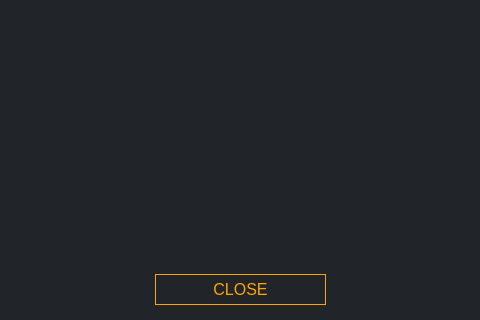
Qt form src/gui/ui/transactiondetailsdialog.ui (ConcealNetwork/conceal-desktop) before a commit; both pictures show x 128 to 608 and y 160 to 480 of the 736 by 480 pixel window.
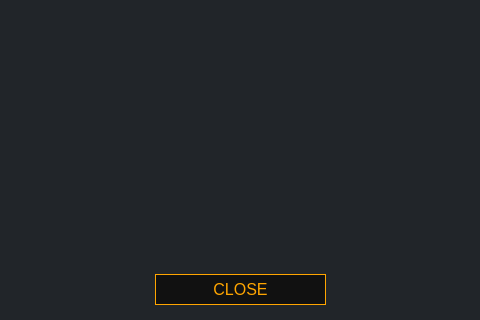
The same form after that commit.

Commit message: fix incorrect color codes

```diff
--- a/src/gui/ui/transactiondetailsdialog.ui
+++ b/src/gui/ui/transactiondetailsdialog.ui
@@ -107,7 +107,7 @@
         <font/>
        </property>
        <property name="styleSheet">
-        <string notr="true">QPushButton#m_okButton {color: orange; background-color: #1; border: 1px solid orange; font-size: 16px;}
+        <string notr="true">QPushButton#m_okButton {color: orange; background-color: #111111; border: 1px solid orange; font-size: 16px;}
 
 QPushButton#m_okButton:hover {color: orange; background-color: #1; border: 2px solid orange; font-size: 16px;}</string>
        </property>
```
Left out of the diff: 2 changed lines with no effect on the pictures. The commit also changes 26 other files.
